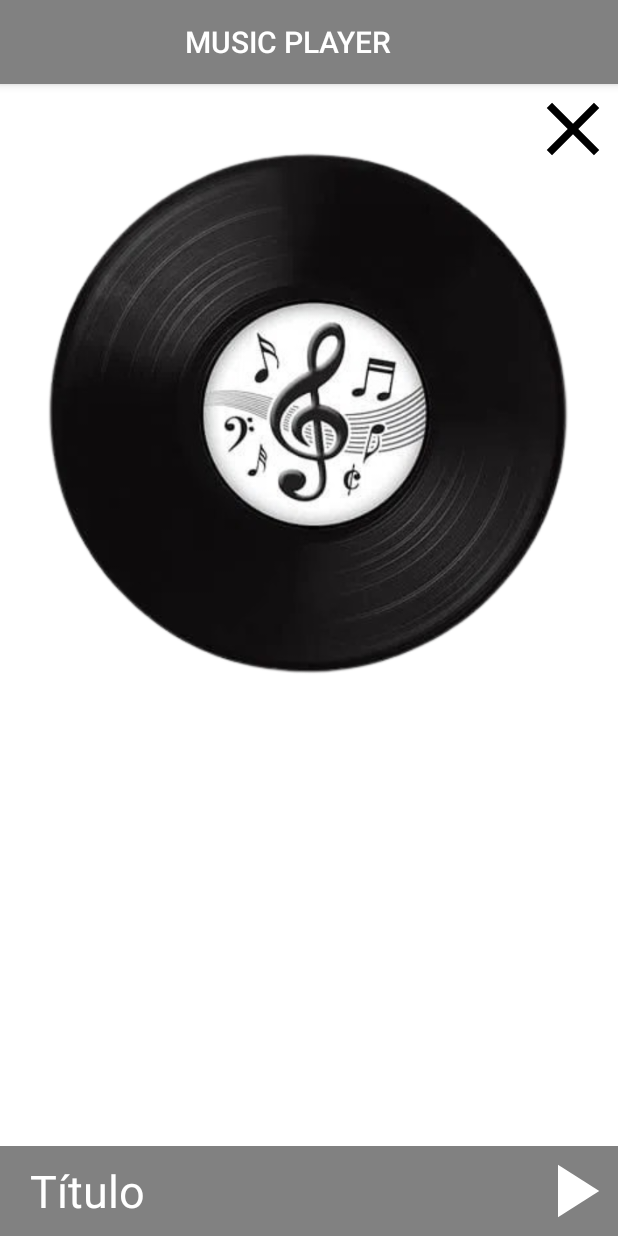
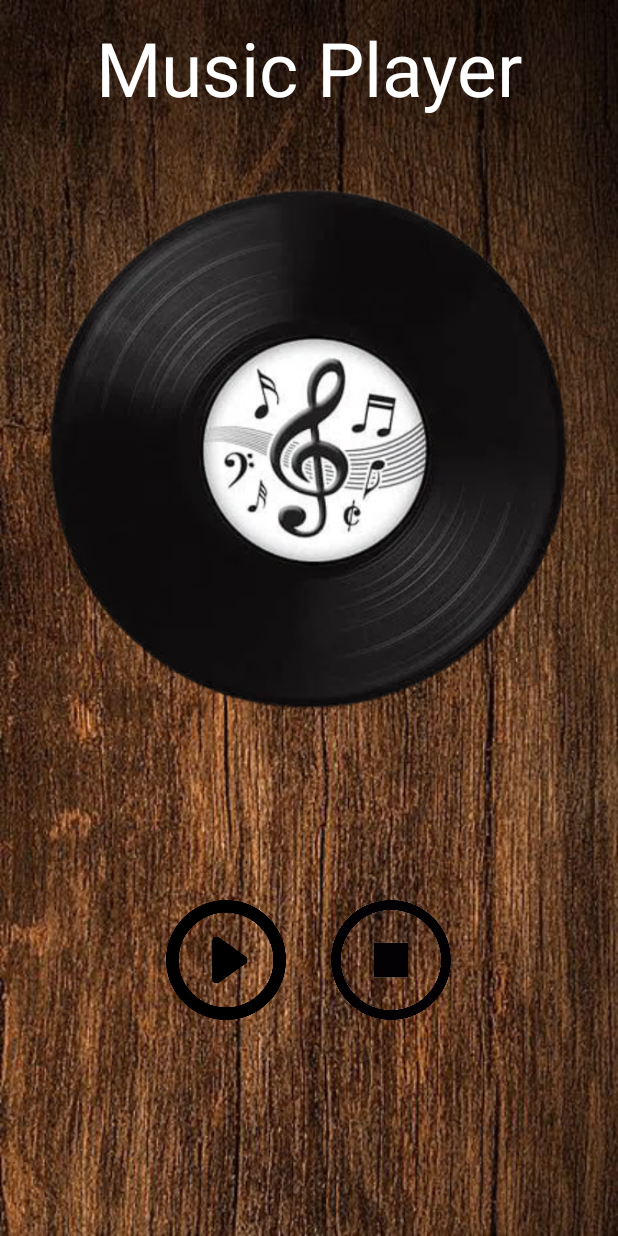
Before and after one commit to digonomundo/Player, an Android app: the screen it shows after launch (MainActivity), after a tap on an icon or button, on a phone screen of 412 x 824 dp. Run offline under Robolectric (Android 15) with nearby library versions, the phone set to English and light mode, and no system bars; 1 other tap on this screen came first.

Commit message:
desafio de layout, básico

```diff
--- a/app/src/main/java/com/example/player/MainActivity.java
+++ b/app/src/main/java/com/example/player/MainActivity.java
@@ -30,7 +30,7 @@ public class MainActivity extends AppCompatActivity {
         super.onCreate(savedInstanceState);
         setContentView(R.layout.activity_main);
 
-        getSupportActionBar().setTitle("                       MUSIC PLAYER".toUpperCase(Locale.ROOT));
+        getSupportActionBar().hide();
 
 
         btnPlayProg = findViewById(R.id.btnPlay);
@@ -55,7 +55,7 @@ public class MainActivity extends AppCompatActivity {
                     mp = MediaPlayer.create(MainActivity.this,R.raw.semana);
                     mp.start();
                     status1 = 1;
-                    btnPlayProg.setBackgroundResource(R.drawable.icone_pause);
+                    btnPlayProg.setBackgroundResource(R.drawable.pause_buttom);
                     txtTituloProg.setText("Mais uma semana.mp3");
                     imgRodando.setImageResource(R.drawable.discopronto);
                     imgRodando.startAnimation(rotacao);
@@ -64,14 +64,14 @@ public class MainActivity extends AppCompatActivity {
                 } else if(status1 == 1){
                     mp.pause();
                     status1 = 2;
-                    btnPlayProg.setBackgroundResource(R.drawable.icone_play);
+                    btnPlayProg.setBackgroundResource(R.drawable.play_buttom);
                     rotacao.cancel();
                     txtDeslizando.cancel();
 
                 }else if(status1 == 2){
                     mp.start();
                     status1 = 1;
-                    btnPlayProg.setBackgroundResource(R.drawable.icone_pause);
+                    btnPlayProg.setBackgroundResource(R.drawable.pause_buttom);
                     imgRodando.startAnimation(rotacao);
                     txtTituloProg.startAnimation(txtDeslizando);
                 }
@@ -83,8 +83,8 @@ public class MainActivity extends AppCompatActivity {
             public void onClick(View v) {
                 mp.stop();
                 status1 = 0;
-                btnPlayProg.setBackgroundResource(R.drawable.icone_play);
-                txtTituloProg.setText("Título");
+                btnPlayProg.setBackgroundResource(R.drawable.play_buttom);
+                txtTituloProg.setText("");
                 imgRodando.setImageResource(R.drawable.disco);
                 rotacao.cancel();
                 txtDeslizando.cancel();
--- a/app/src/main/res/layout/activity_main.xml
+++ b/app/src/main/res/layout/activity_main.xml
@@ -5,16 +5,22 @@
     xmlns:tools="http://schemas.android.com/tools"
     android:layout_width="match_parent"
     android:layout_height="match_parent"
-    android:background="@color/white"
+    android:background="@drawable/fundomadeira"
     tools:context=".MainActivity">
 
-    <Button
-        android:id="@+id/btnStop"
-        android:layout_width="60dp"
-        android:layout_height="60dp"
-        android:layout_alignParentEnd="true"
-        android:background="@drawable/icone_stop"
-        android:layout_marginStart="50dp"/>
+    <LinearLayout
+        android:gravity="center"
+        android:layout_width="match_parent"
+        android:layout_height="90dp">
+
+        <TextView
+            android:textSize="50sp"
+            android:layout_gravity="center"
+            android:layout_width="wrap_content"
+            android:layout_height="wrap_content"
+            android:textColor="@color/white"
+            android:text="Music Player"/>
+    </LinearLayout>
 
     <LinearLayout
         android:layout_width="wrap_content"
@@ -25,27 +31,41 @@
     <ImageView
         android:id="@+id/imgDisco"
         android:layout_gravity="center"
-        android:layout_marginTop="20dp"
+        android:layout_marginTop="100dp"
         android:layout_width="350dp"
         android:layout_height="wrap_content"
         android:src="@drawable/disco"/>
 
     </LinearLayout>
 
-
     <LinearLayout
         android:layout_width="match_parent"
         android:layout_height="wrap_content"
-        android:layout_marginTop="60dp"
-        android:layout_gravity="center"
-        android:orientation="horizontal"
-        android:layout_alignParentBottom="true"
-        android:background="@color/cinza">
+        android:layout_marginTop="600dp"
+        android:gravity="center_horizontal">
 
-        <LinearLayout
-            android:layout_width="wrap_content"
-            android:layout_height="wrap_content"
-            android:layout_gravity="center_vertical">
+
+        <Button
+            android:id="@+id/btnPlay"
+            android:layout_width="80dp"
+            android:layout_height="80dp"
+            android:backgroundTint="@color/black"
+            android:background="@drawable/play_buttom"/>
+
+        <Button
+            android:id="@+id/btnStop"
+            android:layout_width="80dp"
+            android:layout_height="80dp"
+            android:layout_marginLeft="30dp"
+            android:background="@drawable/stop_buttom"/>
+    </LinearLayout>
+
+    <LinearLayout
+        android:layout_width="wrap_content"
+        android:layout_height="wrap_content"
+        android:layout_marginTop="500dp"
+        android:layout_centerHorizontal="true"
+        android:orientation="horizontal">
 
         <TextView
             android:id="@+id/txtTitulo"
@@ -55,26 +75,8 @@
             android:singleLine="true"
             android:layout_marginStart="20dp"
             android:textColor="@color/white"
-            android:text="Título"
+            android:text=""
             android:textSize="30dp"/>
-
-        </LinearLayout>
-
-
-        <RelativeLayout
-            android:layout_width="wrap_content"
-            android:layout_height="wrap_content">
-
-                <Button
-                    android:id="@+id/btnPlay"
-                    android:layout_width="60dp"
-                    android:layout_height="60dp"
-                    android:backgroundTint="@color/white"
-                    android:background="@drawable/icone_play"
-                    android:layout_alignParentEnd="true"/>
-        </RelativeLayout>
-
-
     </LinearLayout>
 
 </RelativeLayout>
```
Also changed, not shown: app/src/main/res/drawable/fundomadeira.png (added), app/src/main/res/drawable/pause_buttom.png (added), app/src/main/res/drawable/play_buttom.png (added), app/src/main/res/drawable/stop_buttom.png (added).
